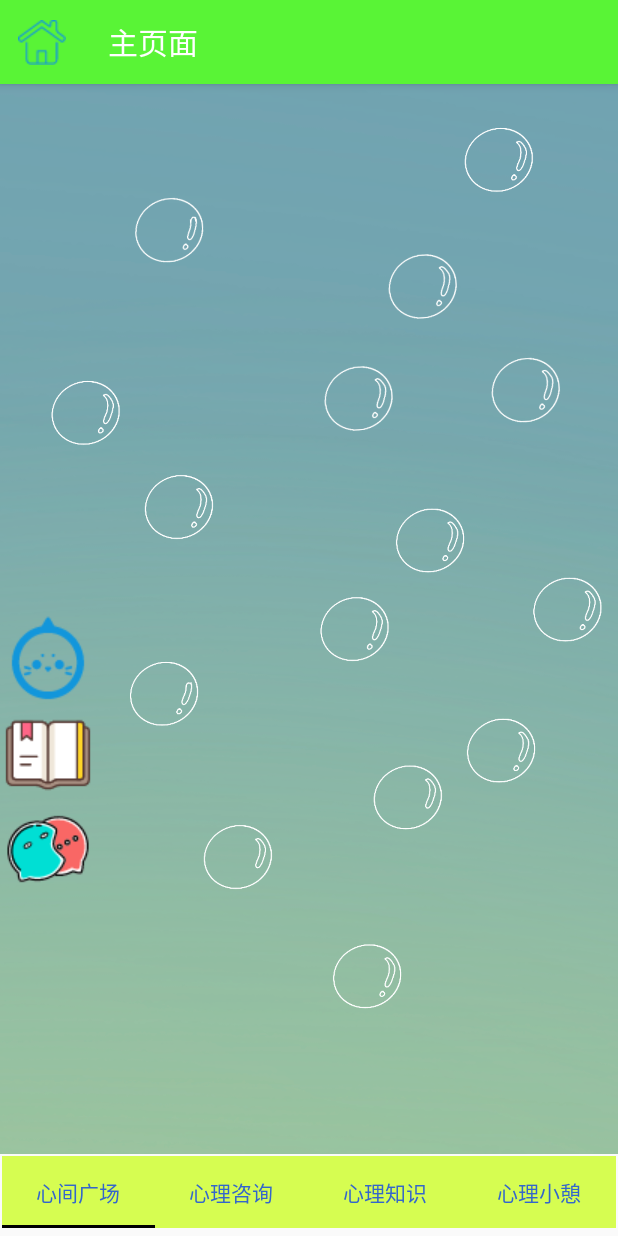
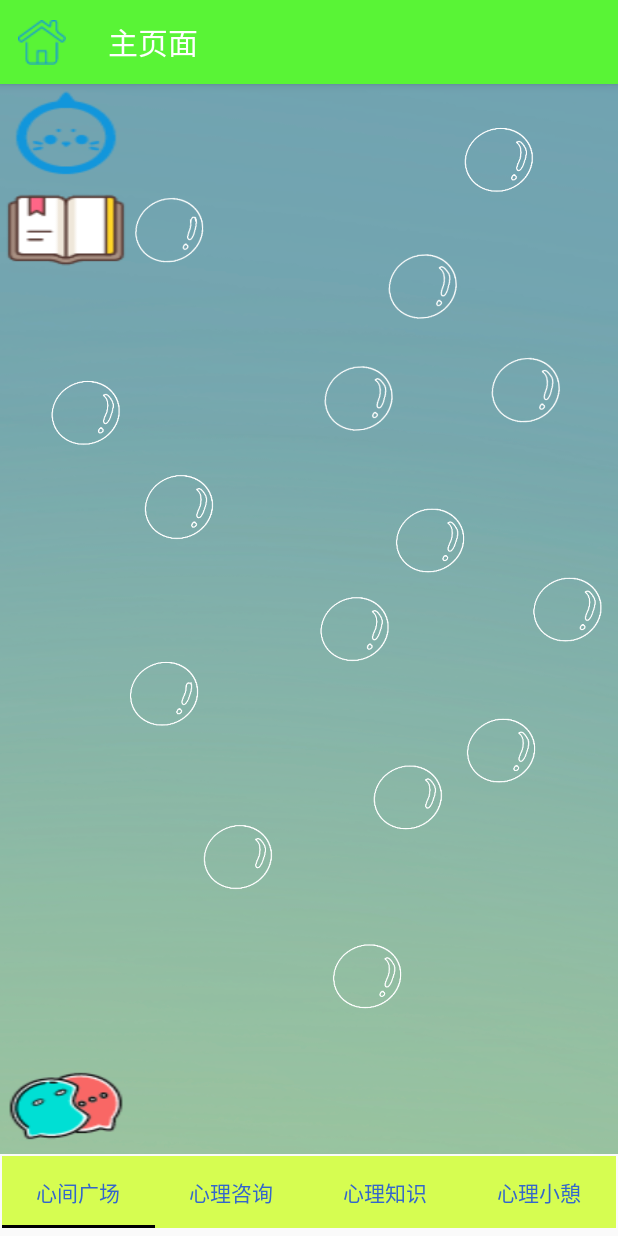
Before and after one commit to zechaowei/Android-ReturnPlus, an Android app: the MainActivity screen opened directly, with no data from a screen before it, on a phone screen of 412 x 824 dp. Run offline under Robolectric (Android 15) with nearby library versions, the light colour scheme and no system bars.

Commit message:
v1.6.4 修改Main页跳转按钮

```diff
--- a/app/src/main/java/com/example/returnplus/MainActivity.java
+++ b/app/src/main/java/com/example/returnplus/MainActivity.java
@@ -1,5 +1,6 @@
 package com.example.returnplus;
 
+import android.annotation.SuppressLint;
 import android.content.Intent;
 import android.os.Bundle;
 import android.view.MenuItem;
@@ -29,8 +30,11 @@ public class MainActivity extends AppCompatActivity {
     private ViewPager viewPager;
 
 
+
+
     List<Fragment> fragments = new ArrayList<>();
     String tabTitles[] = {"心间广场", "心理咨询", "心理知识", "心理小憩"};
+    @SuppressLint("MissingInflatedId")
     @Override
     protected void onCreate(Bundle savedInstanceState) {
         super.onCreate(savedInstanceState);
@@ -49,6 +53,9 @@ public class MainActivity extends AppCompatActivity {
 
 
         setContentView(R.layout.activity_main);
+
+
+
         //设置选项卡
         tabLayout = findViewById(R.id.tab);
         viewPager = findViewById(R.id.viewPager);
--- a/app/src/main/java/com/example/returnplus/fragment/fragment_square.java
+++ b/app/src/main/java/com/example/returnplus/fragment/fragment_square.java
@@ -1,14 +1,19 @@
 package com.example.returnplus.fragment;
 
+import android.content.Intent;
 import android.os.Bundle;
 import android.view.LayoutInflater;
 import android.view.View;
 import android.view.ViewGroup;
+import android.widget.Button;
 
 import androidx.annotation.NonNull;
 import androidx.annotation.Nullable;
 import androidx.fragment.app.Fragment;
 
+import com.example.returnplus.BubbleActivity;
+import com.example.returnplus.DiaryActivity;
+import com.example.returnplus.DiscussionActivity;
 import com.example.returnplus.R;
 
 
@@ -16,9 +21,49 @@ import com.example.returnplus.R;
  * 心间广场
  */
 public class fragment_square extends Fragment {
+    private Button btn_bubble;
+    private Button btn_diary;
+    private Button btn_discussion;
+    protected Intent intent;
+
     @Nullable
     @Override
     public View onCreateView(@NonNull LayoutInflater inflater, @Nullable ViewGroup container, @Nullable Bundle savedInstanceState) {
-        return inflater.inflate(R.layout.fragment_square, container, false);
+
+
+        View view = inflater.inflate(R.layout.fragment_square, container, false);
+        btn_bubble = view.findViewById(R.id.btn_bubble);
+        btn_diary = view.findViewById(R.id.btn_diary);
+        btn_discussion = view.findViewById(R.id.btn_discussion);
+
+
+        btn_bubble.setOnClickListener(new BtnOnClickListener());
+        btn_diary.setOnClickListener(new BtnOnClickListener());
+        btn_discussion.setOnClickListener(new BtnOnClickListener());
+
+
+        return view;
+    }
+
+    class BtnOnClickListener implements View.OnClickListener {
+        @Override
+        public void onClick(View view) {
+            //根据点击的组件
+            int id = view.getId();
+            //根据按钮顶意图
+            Intent intent = null;
+            switch (id) {
+                case R.id.btn_bubble:
+                    intent = new Intent(getActivity(), BubbleActivity.class);
+                    break;
+                case R.id.btn_diary:
+                    intent = new Intent(getActivity(), DiaryActivity.class);
+                    break;
+                case R.id.btn_discussion:
+                    intent = new Intent(getActivity(), DiscussionActivity.class);
+                    break;
+            }
+            startActivity(intent);
+        }
     }
 }
--- a/app/src/main/res/layout/fragment_square.xml
+++ b/app/src/main/res/layout/fragment_square.xml
@@ -5,31 +5,26 @@
     android:orientation="vertical"
     android:background="@drawable/heart_square">
 
-    <ImageButton
+
+    <Button
         android:id="@+id/btn_bubble"
-        android:layout_width="64dp"
-        android:layout_height="64dp"
-        android:layout_marginTop="350dp"
+        android:layout_width="wrap_content"
+        android:layout_height="wrap_content"
         android:background="@drawable/icon_bubble_64"
-        android:contentDescription="泡泡"
-        android:padding="30dp" />
+        android:layout_alignParentTop="true"/>
 
-    <ImageButton
+    <Button
         android:id="@+id/btn_diary"
-        android:layout_width="64dp"
-        android:layout_height="64dp"
-        android:layout_below="@+id/btn_bubble"
+        android:layout_width="wrap_content"
+        android:layout_height="wrap_content"
         android:background="@drawable/icon_diary_64"
-        android:contentDescription="日记本"
-        android:padding="30dp"/>
+        android:layout_below="@+id/btn_bubble"/>
 
-    <ImageButton
+    <Button
         android:id="@+id/btn_discussion"
-        android:layout_width="64dp"
-        android:layout_height="64dp"
-        android:layout_below="@+id/btn_diary"
+        android:layout_width="wrap_content"
+        android:layout_height="wrap_content"
         android:background="@drawable/icon_discussion_64"
-        android:contentDescription="讨论"
-        android:padding="30dp"/>
+        android:layout_alignParentBottom="true"/>
 
 </RelativeLayout>
```
Also changed, not shown: app/src/main/AndroidManifest.xml (+6 -3 lines), app/src/main/res/layout/activity_bubble.xml (+8 -0 lines), app/src/main/res/layout/activity_diary.xml (+8 -0 lines), app/src/main/res/layout/activity_discussion.xml (+8 -0 lines).
